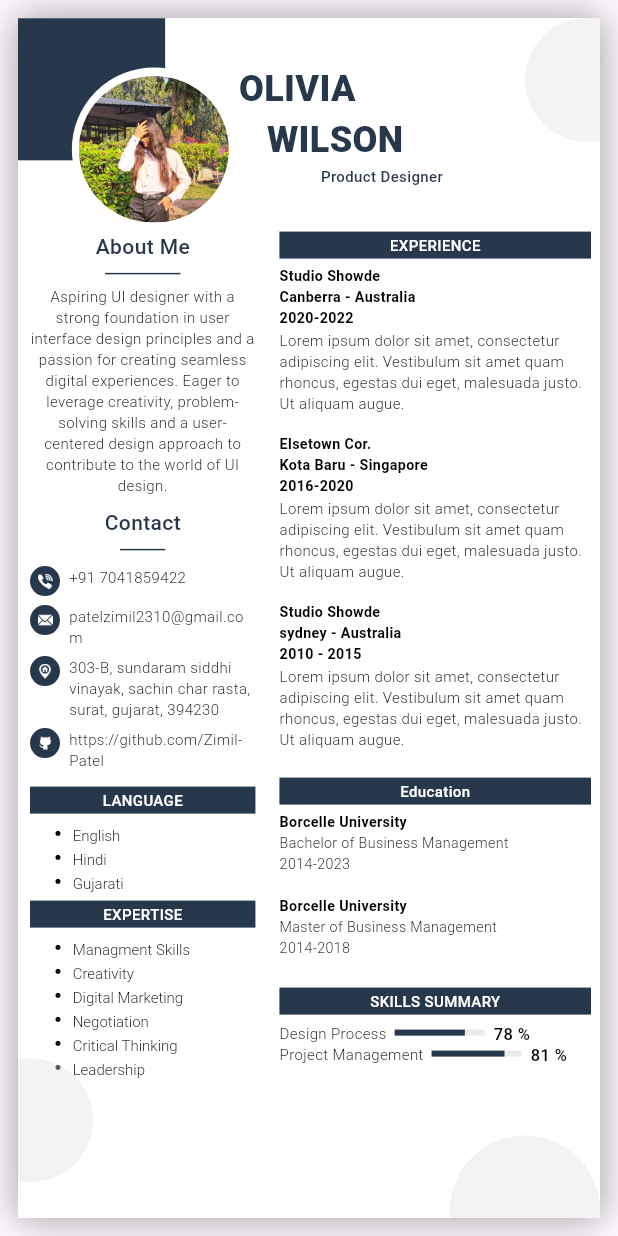
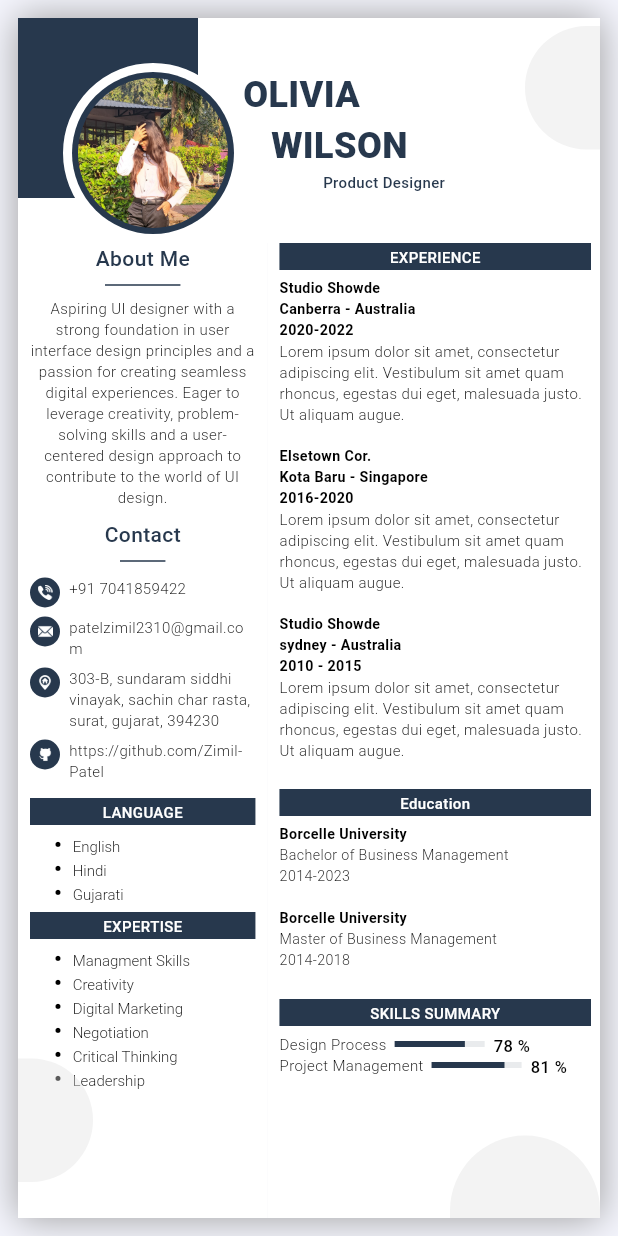
Before and after one commit to Zimil-Patel/cv_maker, a Flutter app: the ResumeView screen opened by its route, on a phone screen of 412 x 824 dp. Run offline on Flutter 3.47's test engine with Material 3 defaults, Android fonts, the phone set to English and light mode, and no system bars; our stand-ins replace google_fonts.

Commit message:
15-03-2024

```diff
--- a/lib/main.dart
+++ b/lib/main.dart
@@ -22,7 +22,7 @@ class CVMaker extends StatelessWidget {
       debugShowCheckedModeBanner: false,
       theme: ThemeData(useMaterial3: true),
       //routes of screens
-      initialRoute: '/create',
+      initialRoute: '/home',
       routes: {
         '/splash': (context) => const SplashScreen(),
         '/login': (context) => const LoginScreen(),
--- a/lib/screens/components/resume_create_component/app_bar.dart
+++ b/lib/screens/components/resume_create_component/app_bar.dart
@@ -43,7 +43,7 @@ class TopBar extends StatelessWidget {
               Align(
                 alignment: Alignment.center,
                 child: SizedBox(
-                  height: 34,
+                  height: 36,
                   width: 110,
                   child: CupertinoButton(
                     pressedOpacity: 1,
--- a/lib/screens/components/resume_view_components/profile_name_banner.dart
+++ b/lib/screens/components/resume_view_components/profile_name_banner.dart
@@ -21,13 +21,13 @@ class ProfileNameBanner extends StatelessWidget {
         Row(
           children: [
             SizedBox(
-              height: height / 5.8,
-              width: width / 2.8,
+              height: 150,
+              width: 150,
               child: Stack(
                 children: [
                   Container(
-                    height: (height / 5.8) / 1.5,
-                    width: (width / 2.8) / 1.5,
+                    height: 120,
+                    width: 120,
                     decoration: BoxDecoration(
                       color: resumeColor,
                     ),
@@ -35,8 +35,8 @@ class ProfileNameBanner extends StatelessWidget {
                   Align(
                     alignment: Alignment.bottomRight,
                     child: Container(
-                      height: (height / 5.8) / 1.3,
-                      width: (width / 2.8) / 1.3,
+                      height: 120,
+                      width: 120,
                       decoration: BoxDecoration(
                         color: Colors.white,
                         shape: BoxShape.circle,
@@ -83,7 +83,7 @@ class ProfileNameBanner extends StatelessWidget {
               ),
             ),
             Container(
-              margin: const EdgeInsets.only(bottom: 60),
+              margin: const EdgeInsets.only(bottom: 57),
               height: height / 10,
               width: 50,
               decoration: BoxDecoration(
--- a/lib/screens/create_resume/create_resume.dart
+++ b/lib/screens/create_resume/create_resume.dart
@@ -32,11 +32,13 @@ class _CreateResumeState extends State<CreateResume> {
             const TopBar(),
 
             const SizedBox(
-              height: 10,
+              height: 20,
             ),
 
             //ALL FIELD/TAB LIST
             TabList(
+              height: height,
+              width: width,
               currentIndex: selIndex,
               update: _update,
             ),
--- a/lib/screens/resume_view_ui/resume_view.dart
+++ b/lib/screens/resume_view_ui/resume_view.dart
@@ -24,6 +24,7 @@ class _ResumeViewState extends State<ResumeView> {
     height = MediaQuery.of(context).size.height;
     width = MediaQuery.of(context).size.width;
     return Scaffold(
+      backgroundColor: primaryBgColor,
       body: SafeArea(
         child: Container(
           height: height,
@@ -39,6 +40,7 @@ class _ResumeViewState extends State<ResumeView> {
             ],
           ),
           child: Column(
+            mainAxisAlignment: MainAxisAlignment.start,
             children: [
               //TOP BANNER INCLUDING USER PROFILE NAME AND ROLE
               ProfileNameBanner(height: height, width: width),
```
Also changed, not shown: lib/screens/components/resume_create_component/tab_list.dart (+9 -3 lines), lib/screens/home_ui/home_scr.dart (+8 -3 lines).
